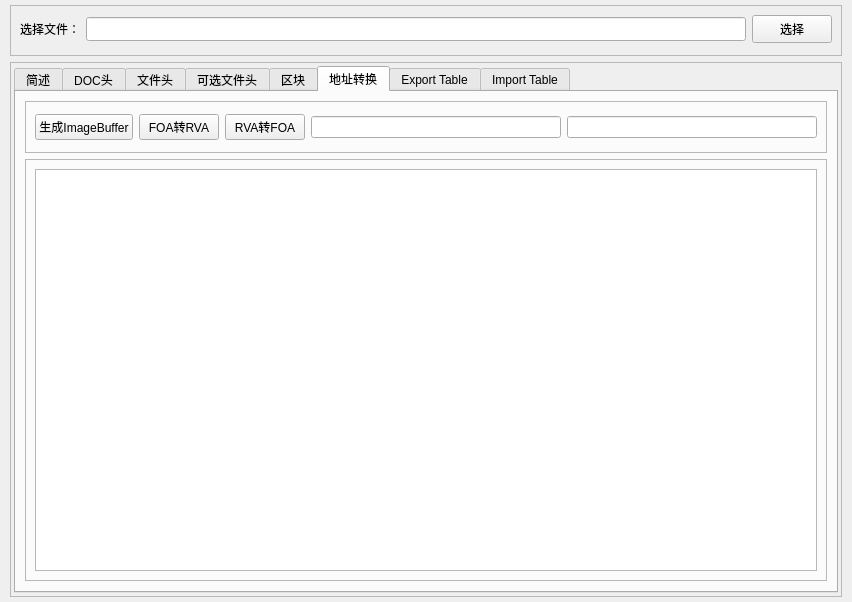
First picture: the form in PETools/mainwindow.ui, repository zhangjx00/qt-demo, before the edit.
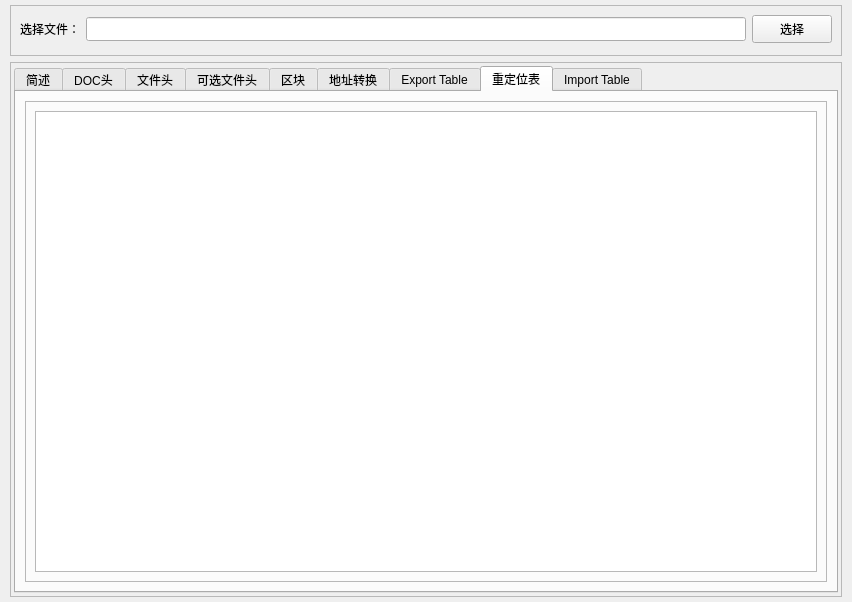
Second picture: the form after the edit.

Commit message: 增加重定位表

```diff
--- a/PETools/mainwindow.ui
+++ b/PETools/mainwindow.ui
@@ -108,7 +108,7 @@
          <item>
           <widget class="QTabWidget" name="tabWidget">
            <property name="currentIndex">
-            <number>5</number>
+            <number>7</number>
            </property>
            <widget class="QWidget" name="tabDesc">
             <attribute name="title">
@@ -428,6 +428,28 @@
              </item>
             </layout>
            </widget>
+           <widget class="QWidget" name="tabRelocation">
+            <attribute name="title">
+             <string>重定位表</string>
+            </attribute>
+            <layout class="QVBoxLayout" name="verticalLayout_13">
+             <item>
+              <widget class="QFrame" name="frame_8">
+               <property name="frameShape">
+                <enum>QFrame::StyledPanel</enum>
+               </property>
+               <property name="frameShadow">
+                <enum>QFrame::Raised</enum>
+               </property>
+               <layout class="QVBoxLayout" name="verticalLayout_14">
+                <item>
+                 <widget class="QPlainTextEdit" name="textRelocation"/>
+                </item>
+               </layout>
+              </widget>
+             </item>
+            </layout>
+           </widget>
            <widget class="QWidget" name="tab_3">
             <attribute name="title">
              <string>Import Table</string>
```
The commit also changes 2 other files.
